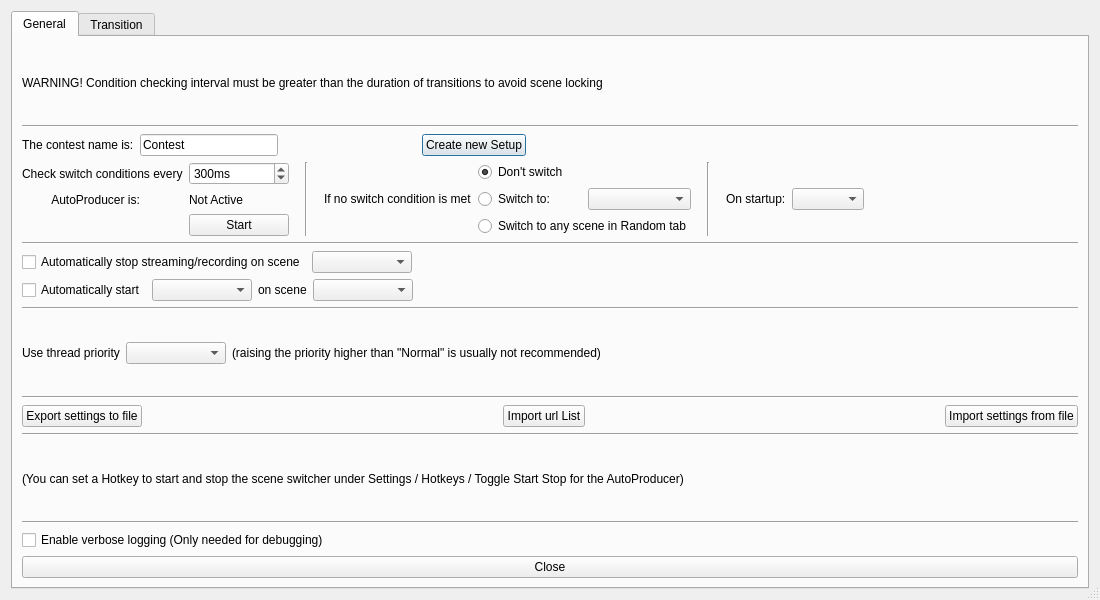
This is forms/advanced-scene-switcher.ui in Bryshot/TFG as Qt 5 draws it before an edit. The edited form follows.
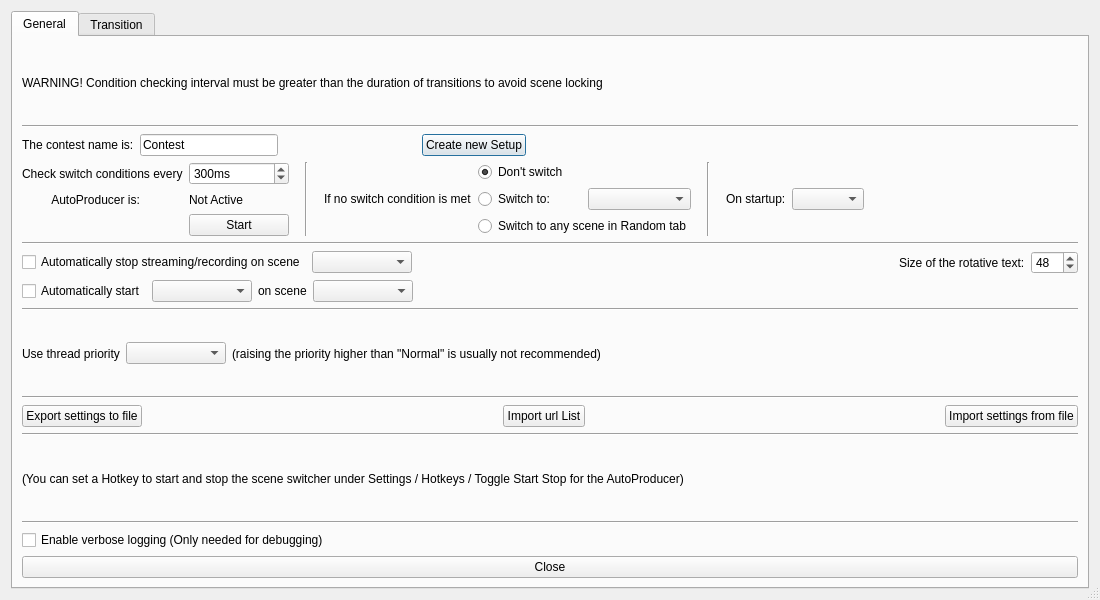
This is the edited form.

Commit message: Rotative text added

Diff of the .ui file:
```diff
--- a/forms/advanced-scene-switcher.ui
+++ b/forms/advanced-scene-switcher.ui
@@ -448,6 +448,23 @@
            </property>
           </spacer>
          </item>
+         <item>
+          <widget class="QLabel" name="label_3">
+           <property name="text">
+            <string>Size of the rotative text:</string>
+           </property>
+          </widget>
+         </item>
+         <item>
+          <widget class="QSpinBox" name="sizeRotativeText">
+           <property name="maximum">
+            <number>256</number>
+           </property>
+           <property name="value">
+            <number>48</number>
+           </property>
+          </widget>
+         </item>
         </layout>
        </item>
        <item>
```
The commit also changes 3 other files.
